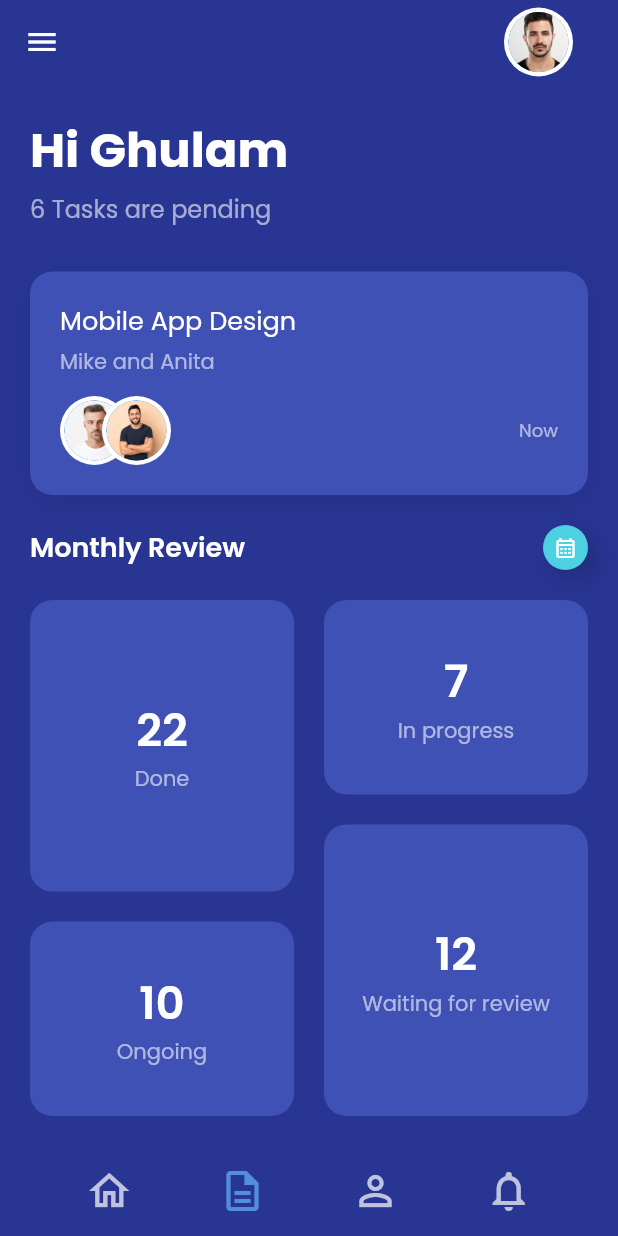
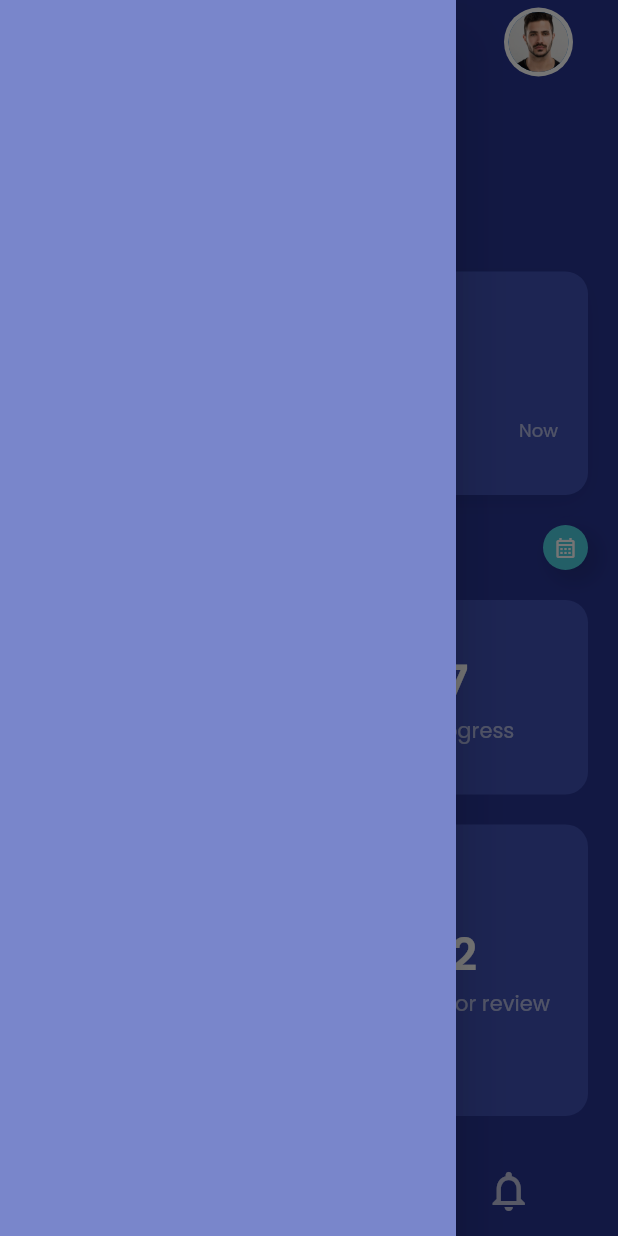
Before and after one commit to farhan-syah/flutter-training-18-Jul, a Flutter app: the HomeScreen screen opened directly, with the side drawer open (before the commit the screen has no drawer), on a phone screen of 412 x 824 dp. Run offline on Flutter 3.47's test engine with Material 2 defaults, Android fonts, the phone set to English and light mode, and no system bars.

Commit message:
Add Drawer with custom icon

```diff
--- a/lib/home.screen.dart
+++ b/lib/home.screen.dart
@@ -10,7 +10,14 @@ class HomeScreen extends StatelessWidget {
     return Scaffold(
       backgroundColor: Colors.indigo.shade800,
       appBar: AppBar(
-        leading: const Icon(Icons.menu),
+        leading: Builder(builder: (context) {
+          return InkWell(
+            child: const Icon(Icons.draw),
+            onTap: () {
+              Scaffold.of(context).openDrawer();
+            },
+          );
+        }),
         backgroundColor: Colors.transparent,
         shadowColor: Colors.transparent,
         elevation: 0,
@@ -28,6 +35,10 @@ class HomeScreen extends StatelessWidget {
           ),
         ],
       ),
+      drawer: Drawer(
+          child: Container(
+        color: Colors.indigo.shade300,
+      )),
       body: Padding(
         padding: const EdgeInsets.all(20),
         child: Column(
```
